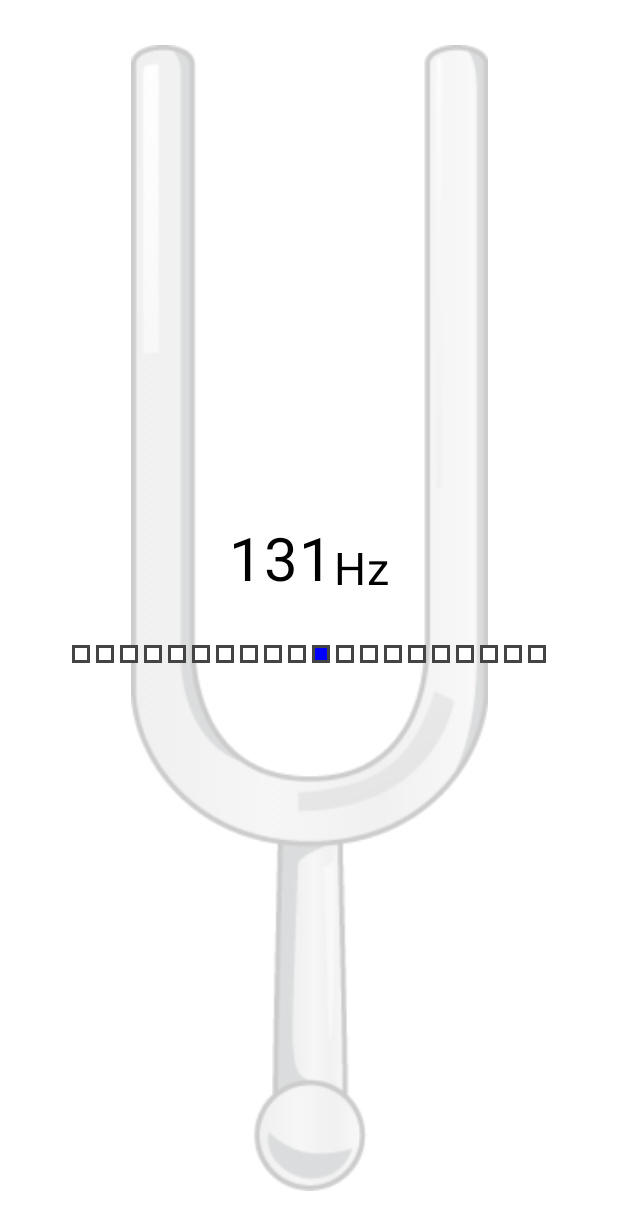
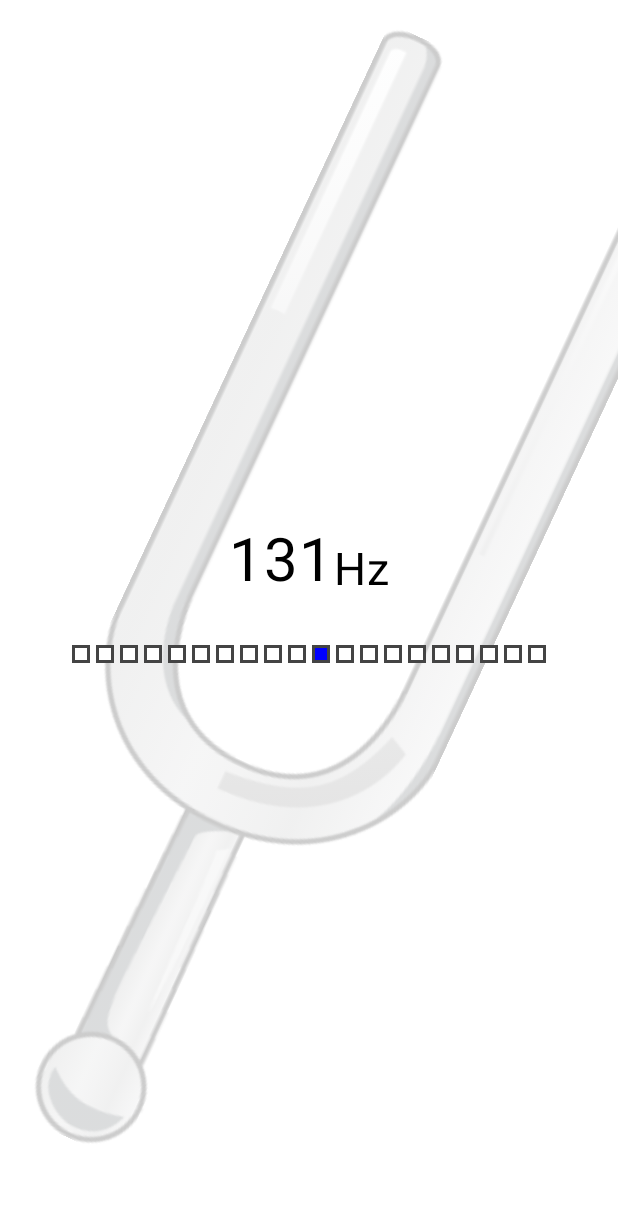
Before and after one commit to seabat/shinobue-tuner, an Android app built with Jetpack Compose: the @Preview function HomeScreenPreview, on a phone screen of 412 x 824 dp. Shown: the top 1230 px of the screen. Run offline under Robolectric (Android 15) with nearby library versions, the phone set to English and light mode, and no system bars; 2 statements that could not run were skipped.

Commit message:
画像を少し傾ける

```diff
--- a/app/src/main/java/dev/seabat/android/shinobuetuner/compose/HomeScreen.kt
+++ b/app/src/main/java/dev/seabat/android/shinobuetuner/compose/HomeScreen.kt
@@ -16,6 +16,7 @@ import androidx.compose.material3.Text
 import androidx.compose.runtime.Composable
 import androidx.compose.ui.Alignment
 import androidx.compose.ui.Modifier
+import androidx.compose.ui.draw.rotate
 import androidx.compose.ui.graphics.Color
 import androidx.compose.ui.layout.ContentScale
 import androidx.compose.ui.res.painterResource
@@ -43,6 +44,7 @@ fun HomeScreen(
             modifier = Modifier
                 .align(Alignment.Center)
                 .padding(30.dp)
+                .rotate(25f)
                 .fillMaxHeight(),
             contentScale = ContentScale.FillHeight,
             alpha = 0.2f,
```
